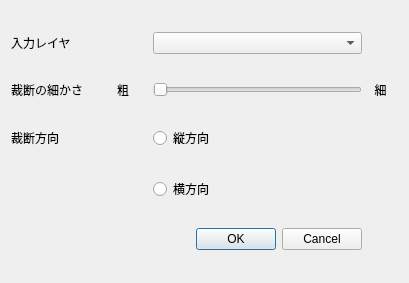
The window that shred_layer_dialog_base.ui (nbayashi/shredLayerPlugin) describes before a commit, drawn with Qt 5.
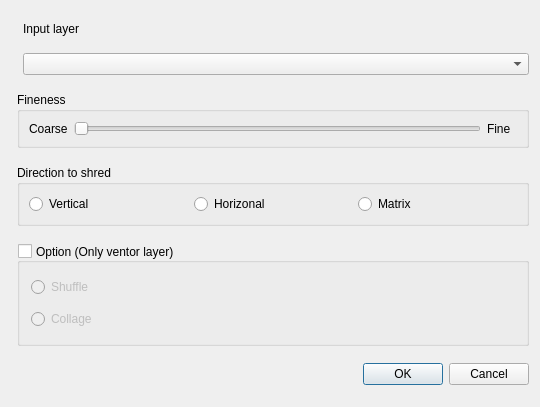
The same window after the commit. Custom widgets are drawn as their Qt base class.

What changed in the file:
```diff
--- a/shred_layer_dialog_base.ui
+++ b/shred_layer_dialog_base.ui
@@ -6,42 +6,203 @@
    <rect>
     <x>0</x>
     <y>0</y>
-    <width>409</width>
-    <height>283</height>
+    <width>540</width>
+    <height>407</height>
    </rect>
   </property>
   <property name="windowTitle">
    <string>shred layer</string>
   </property>
   <layout class="QGridLayout" name="gridLayout">
-   <item row="0" column="0" colspan="2">
-    <widget class="QLabel" name="label">
-     <property name="text">
-      <string>入力レイヤ</string>
+   <item row="3" column="1" colspan="2">
+    <widget class="QGroupBox" name="groupBox_fineness">
+     <property name="sizePolicy">
+      <sizepolicy hsizetype="Preferred" vsizetype="Fixed">
+       <horstretch>0</horstretch>
+       <verstretch>0</verstretch>
+      </sizepolicy>
      </property>
+     <property name="title">
+      <string>Fineness</string>
+     </property>
+     <layout class="QHBoxLayout" name="horizontalLayout">
+      <item>
+       <widget class="QLabel" name="label_4">
+        <property name="minimumSize">
+         <size>
+          <width>30</width>
+          <height>0</height>
+         </size>
+        </property>
+        <property name="text">
+         <string>Coarse</string>
+        </property>
+       </widget>
+      </item>
+      <item>
+       <widget class="QSlider" name="horizontalSlider">
+        <property name="orientation">
+         <enum>Qt::Horizontal</enum>
+        </property>
+       </widget>
+      </item>
+      <item>
+       <widget class="QLabel" name="label_5">
+        <property name="minimumSize">
+         <size>
+          <width>30</width>
+          <height>0</height>
+         </size>
+        </property>
+        <property name="text">
+         <string>Fine</string>
+        </property>
+       </widget>
+      </item>
+     </layout>
     </widget>
    </item>
-   <item row="2" column="1">
-    <widget class="QLabel" name="label_4">
-     <property name="minimumSize">
-      <size>
-       <width>30</width>
-       <height>0</height>
-      </size>
+   <item row="7" column="1" colspan="2">
+    <widget class="QGroupBox" name="groupBox_option">
+     <property name="sizePolicy">
+      <sizepolicy hsizetype="Preferred" vsizetype="Fixed">
+       <horstretch>0</horstretch>
+       <verstretch>0</verstretch>
+      </sizepolicy>
      </property>
-     <property name="text">
-      <string>粗</string>
+     <property name="inputMethodHints">
+      <set>Qt::ImhNone</set>
      </property>
+     <property name="title">
+      <string>Option (Only ventor layer)</string>
+     </property>
+     <property name="alignment">
+      <set>Qt::AlignLeading|Qt::AlignLeft|Qt::AlignVCenter</set>
+     </property>
+     <property name="flat">
+      <bool>false</bool>
+     </property>
+     <property name="checkable">
+      <bool>true</bool>
+     </property>
+     <property name="checked">
+      <bool>false</bool>
+     </property>
+     <layout class="QFormLayout" name="formLayout_2">
+      <property name="horizontalSpacing">
+       <number>2</number>
+      </property>
+      <property name="verticalSpacing">
+       <number>2</number>
+      </property>
+      <item row="1" column="1">
+       <widget class="QRadioButton" name="radioButton__collage">
+        <property name="sizePolicy">
+         <sizepolicy hsizetype="Fixed" vsizetype="Fixed">
+          <horstretch>0</horstretch>
+          <verstretch>0</verstretch>
+         </sizepolicy>
+        </property>
+        <property name="minimumSize">
+         <size>
+          <width>0</width>
+          <height>30</height>
+         </size>
+        </property>
+        <property name="maximumSize">
+         <size>
+          <width>16777215</width>
+          <height>16777215</height>
+         </size>
+        </property>
+        <property name="autoFillBackground">
+         <bool>false</bool>
+        </property>
+        <property name="text">
+         <string>Collage</string>
+        </property>
+       </widget>
+      </item>
+      <item row="0" column="1">
+       <widget class="QRadioButton" name="radioButton_shuffle">
+        <property name="sizePolicy">
+         <sizepolicy hsizetype="Fixed" vsizetype="Fixed">
+          <horstretch>0</horstretch>
+          <verstretch>0</verstretch>
+         </sizepolicy>
+        </property>
+        <property name="minimumSize">
+         <size>
+          <width>0</width>
+          <height>30</height>
+         </size>
+        </property>
+        <property name="text">
+         <string>Shuffle</string>
+        </property>
+        <property name="checkable">
+         <bool>true</bool>
+        </property>
+       </widget>
+      </item>
+     </layout>
     </widget>
    </item>
-   <item row="5" column="0" colspan="2">
-    <widget class="QLabel" name="label_3">
-     <property name="text">
-      <string>裁断方向</string>
+   <item row="6" column="1" colspan="2">
+    <widget class="QGroupBox" name="groupBox_direction">
+     <property name="sizePolicy">
+      <sizepolicy hsizetype="Preferred" vsizetype="Fixed">
+       <horstretch>0</horstretch>
+       <verstretch>0</verstretch>
+      </sizepolicy>
      </property>
+     <property name="title">
+      <string>Direction to shred</string>
+     </property>
+     <layout class="QHBoxLayout" name="horizontalLayout_2">
+      <item>
+       <widget class="QRadioButton" name="radioButton_vertical">
+        <property name="sizePolicy">
+         <sizepolicy hsizetype="Preferred" vsizetype="Fixed">
+          <horstretch>0</horstretch>
+          <verstretch>0</verstretch>
+         </sizepolicy>
+        </property>
+        <property name="text">
+         <string>Vertical</string>
+        </property>
+       </widget>
+      </item>
+      <item>
+       <widget class="QRadioButton" name="radioButton_horizonal">
+        <property name="sizePolicy">
+         <sizepolicy hsizetype="Preferred" vsizetype="Fixed">
+          <horstretch>0</horstretch>
+          <verstretch>0</verstretch>
+         </sizepolicy>
+        </property>
+        <property name="text">
+         <string>Horizonal</string>
+        </property>
+       </widget>
+      </item>
+      <item>
+       <widget class="QRadioButton" name="radioButton_matrix">
+        <property name="sizePolicy">
+         <sizepolicy hsizetype="Preferred" vsizetype="Fixed">
+          <horstretch>0</horstretch>
+          <verstretch>0</verstretch>
+         </sizepolicy>
+        </property>
+        <property name="text">
+         <string>Matrix</string>
+        </property>
+       </widget>
+      </item>
+     </layout>
     </widget>
    </item>
-   <item row="8" column="0" colspan="3">
+   <item row="9" column="0" colspan="3">
     <widget class="QDialogButtonBox" name="button_box">
      <property name="orientation">
       <enum>Qt::Horizontal</enum>
@@ -52,55 +213,28 @@
     </widget>
    </item>
    <item row="2" column="2">
-    <widget class="QSlider" name="horizontalSlider">
-     <property name="orientation">
-      <enum>Qt::Horizontal</enum>
+    <widget class="QgsMapLayerComboBox" name="layer_ComboBox">
+     <property name="sizePolicy">
+      <sizepolicy hsizetype="Expanding" vsizetype="Fixed">
+       <horstretch>0</horstretch>
+       <verstretch>0</verstretch>
+      </sizepolicy>
      </property>
     </widget>
    </item>
-   <item row="2" column="0">
-    <widget class="QLabel" name="label_2">
-     <property name="minimumSize">
-      <size>
-       <width>100</width>
-       <height>0</height>
-      </size>
+   <item row="1" column="2">
+    <widget class="QLabel" name="label">
+     <property name="sizePolicy">
+      <sizepolicy hsizetype="Fixed" vsizetype="Fixed">
+       <horstretch>0</horstretch>
+       <verstretch>0</verstretch>
+      </sizepolicy>
      </property>
      <property name="text">
-      <string>裁断の細かさ</string>
+      <string>Input layer</string>
      </property>
     </widget>
    </item>
-   <item row="5" column="2">
-    <widget class="QRadioButton" name="radioButton">
-     <property name="text">
-      <string>縦方向</string>
-     </property>
-    </widget>
-   </item>
-   <item row="6" column="2">
-    <widget class="QRadioButton" name="radioButton_2">
-     <property name="text">
-      <string>横方向</string>
-     </property>
-    </widget>
-   </item>
-   <item row="2" column="3">
-    <widget class="QLabel" name="label_5">
-     <property name="minimumSize">
-      <size>
-       <width>30</width>
-       <height>0</height>
-      </size>
-     </property>
-     <property name="text">
-      <string>  細</string>
-     </property>
-    </widget>
-   </item>
-   <item row="0" column="2">
-    <widget class="QgsMapLayerComboBox" name="layer_ComboBox"/>
-   </item>
   </layout>
  </widget>
  <customwidgets>
```
